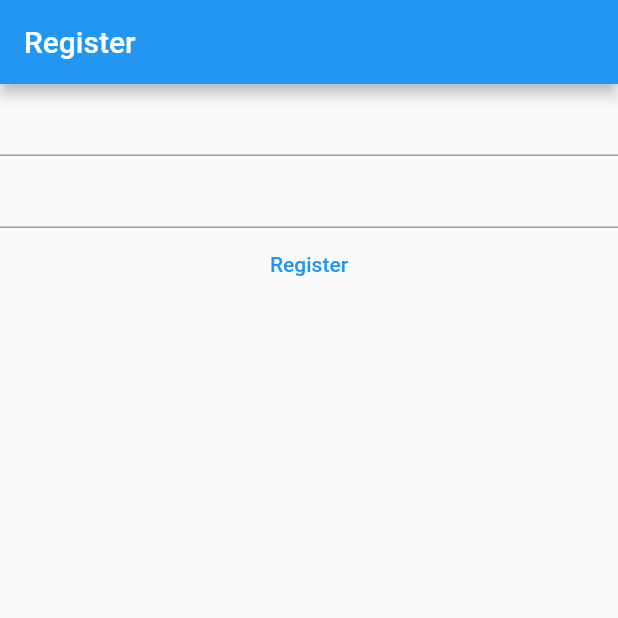
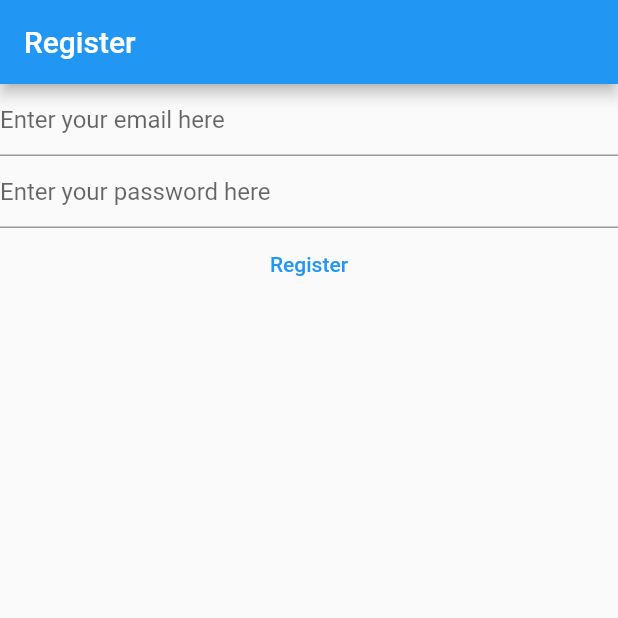
Before and after one commit to aiqmlcom/qnotes, a Flutter app: the screen it shows after launch, on a phone screen of 412 x 824 dp, the top half of it. Run offline on Flutter 3.47's test engine with Material 2 defaults, Android fonts, the phone set to English and light mode, and no system bars.

Commit message:
Input decorations

```diff
--- a/lib/main.dart
+++ b/lib/main.dart
@@ -43,8 +43,16 @@ class _HomePageState extends State<HomePage> {
         appBar: AppBar(title: const Text('Register')),
         body: Column(
           children: [
-            TextField(),
-            TextField(),
+            TextField(
+              controller: _email,
+              decoration:
+                  const InputDecoration(hintText: 'Enter your email here'),
+            ),
+            TextField(
+              controller: _password,
+              decoration:
+                  const InputDecoration(hintText: 'Enter your password here'),
+            ),
             TextButton(onPressed: () async {}, child: const Text('Register')),
           ],
         ));
```
